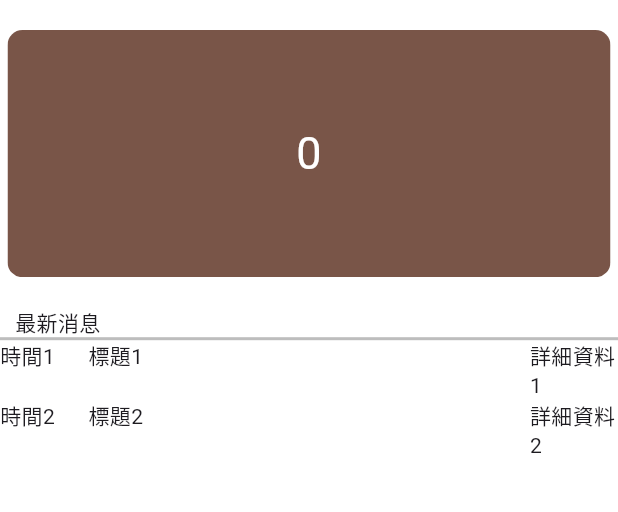
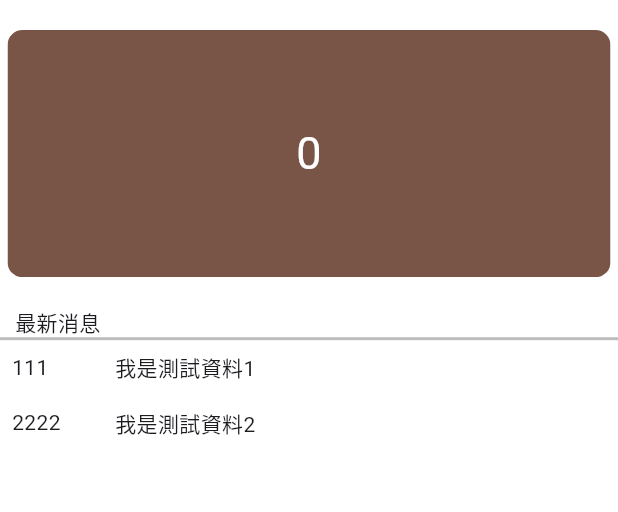
Before and after one commit to yieie/DB_FinalProject, a Flutter app: the screen it shows after launch, after a tap on "首頁", on a phone screen of 412 x 824 dp, the part 84-596 px from its top. Run offline on Flutter 3.47's test engine with Material 3 defaults, Android fonts, the phone set to English and light mode, and no system bars; drawn by our look-alikes of carousel_slider; our stand-ins replace dio, shared_preferences; network calls fail.

Commit message:
最新公告連後端

```diff
--- a/frontend/lib/ApiService.dart
+++ b/frontend/lib/ApiService.dart
@@ -1,4 +1,5 @@
 import 'package:dio/dio.dart';
+import 'DataStruct.dart';
 
 class ApiService {
   final Dio _dio = Dio(BaseOptions(baseUrl: 'http://localhost:8081/api')); // 改為 HTTP
@@ -20,4 +21,23 @@ class ApiService {
       return null;
     }
   }
+
+  //拿取Announcement資料，使用get查詢，目前只拿取date、title、info
+  //AnnStruct結構可參照DataStruct.dart
+  Future<List<AnnStruct>> getAnn() async{
+    final response = await _dio.get('/Ann/list');
+    await Future.delayed(Duration(seconds: 1));
+    if(response.statusCode == 200){
+      final data = response.data;
+      if (data != null) {
+        return (data as List).map((json) => AnnStruct.fromJson(json)).toList();
+      } else {
+        throw Exception('Response data is null');
+      }
+    }
+    else{
+      throw Exception('Failed to get Announcement');
+    }
+
+  }
 }
--- /dev/null
+++ b/frontend/lib/DataStruct.dart
@@ -0,0 +1,12 @@
+//公告結構(還缺照片及文件變數，待補)
+class AnnStruct{
+  String date;
+  String title;
+  String info;
+
+  AnnStruct(this.date,this.title,this.info);
+
+  factory AnnStruct.fromJson(Map<String, dynamic> json){
+    return AnnStruct(json['date'], json['title'], json['info']);
+  }
+}
--- a/frontend/lib/HomePage.dart
+++ b/frontend/lib/HomePage.dart
@@ -1,7 +1,10 @@
 import 'package:carousel_slider/carousel_slider.dart';
+import 'package:db_finalproject/ApiService.dart';
 import 'package:flutter/material.dart';
 import 'dart:math';
 import 'Navbar.dart';
+import 'ApiService.dart';
+import 'DataStruct.dart';
 
 
 
@@ -25,6 +28,7 @@ class CarouselSlidePage extends StatelessWidget{
   CarouselSlidePage({required this.width,required this.height});
   final double width;
   final double height;
+
 
   @override
   Widget build(BuildContext context) {
@@ -53,7 +57,7 @@ class CarouselSlidePage extends StatelessWidget{
 
                 SizedBox(
                   width:iswidthful?1000:width,
-                  child: LatestANN(),
+                  child: LatestAnn(),
                 )
 
               ],
@@ -115,12 +119,44 @@ class CarouselSlide extends StatelessWidget {
   }
 }
 
-//最新公告
-class LatestANN extends StatelessWidget{
-  LatestANN({super.key});
+//最新公告，表格上只會顯示data、title，其他資訊要點進去才看得到(還沒寫)
+class LatestAnn extends StatefulWidget{
+  const LatestAnn({super.key});
 
   @override
-  Widget build(BuildContext context){
+  _LastestAnnState createState() => _LastestAnnState();
+}
+
+class _LastestAnnState extends State<LatestAnn>{
+  final ApiService _apiService = ApiService();
+  List<AnnStruct> AnnList = [];
+
+  Future<void> fetchAnnouncements() async {
+    AnnStruct test1=AnnStruct('111', '我是測試資料1', '111');
+    AnnStruct test2=AnnStruct('2222', '我是測試資料2', '222');
+    try {
+      AnnList = await _apiService.getAnn();
+      setState((){});
+      // 更新 UI 或處理邏輯
+      print('Fetched ${AnnList!.length} announcements');
+    } catch (e) {
+      print('Error: $e');
+      setState((){
+        AnnList = [test1,test2];
+      });
+    }
+  }
+
+   @override
+  void initState() {
+    super.initState();
+    fetchAnnouncements(); // 在初始化時開始異步加載資料
+  }
+
+  @override
+  Widget build(BuildContext context) {
+    // print("AnnList:");
+    // print(AnnList.isNotEmpty ? AnnList.first.date : "No data");
     return Column(
       children: [
         Container(
@@ -128,62 +164,29 @@ class LatestANN extends StatelessWidget{
           padding: EdgeInsets.only(left: 10),
           child: Text("最新消息"),
         ),
-
         Container(
           height: 2,
-          //doesn't work
-          // padding: EdgeInsets.only(bottom: 50),
           color: Colors.black26,
         ),
-
-        Table(
+        AnnList.isEmpty
+            ? Center(child: CircularProgressIndicator()) // 顯示載入中
+            : Table(
                 columnWidths: {
-            0:FlexColumnWidth(1),
-            1:FlexColumnWidth(5),
-            2:FlexColumnWidth(1)
+                  0: FlexColumnWidth(1),
+                  1: FlexColumnWidth(5),
                 },
-          children: [
-            TableRow(
-              children: [
+                children: AnnList.map((item) => TableRow(children: <Widget>[
                   Container(
-                  child: Text("時間1"),
+                    padding: EdgeInsets.all(8.0),
+                    child: Text(item.date),
                   ),
-
                   Container(
-                  child: Text("標題1"),
+                    padding: EdgeInsets.all(8.0),
+                    child: Text(item.title),
                   ),
-
-                Container(
-                  child: Text("詳細資料1"),
+                ])).toList(),
               ),
-              ]
-            ),
-            TableRow(
-              children: [
-                Container(
-                  child: Text("時間2"),
-                ),
-
-                Container(
-                  child: Text("標題2"),
-                ),
-
-                Container(
-                  child: Text("詳細資料2"),
-                ),
-              ]
-            )
-          ],
-        )
       ],
     );
   }
 }
-
-class ANN {
-  String date;
-  String title;
-  String info;
-
-  ANN(this.date,this.title,this.info);
-}
```
Lines whose indentation alone changed are shown as unchanged.
